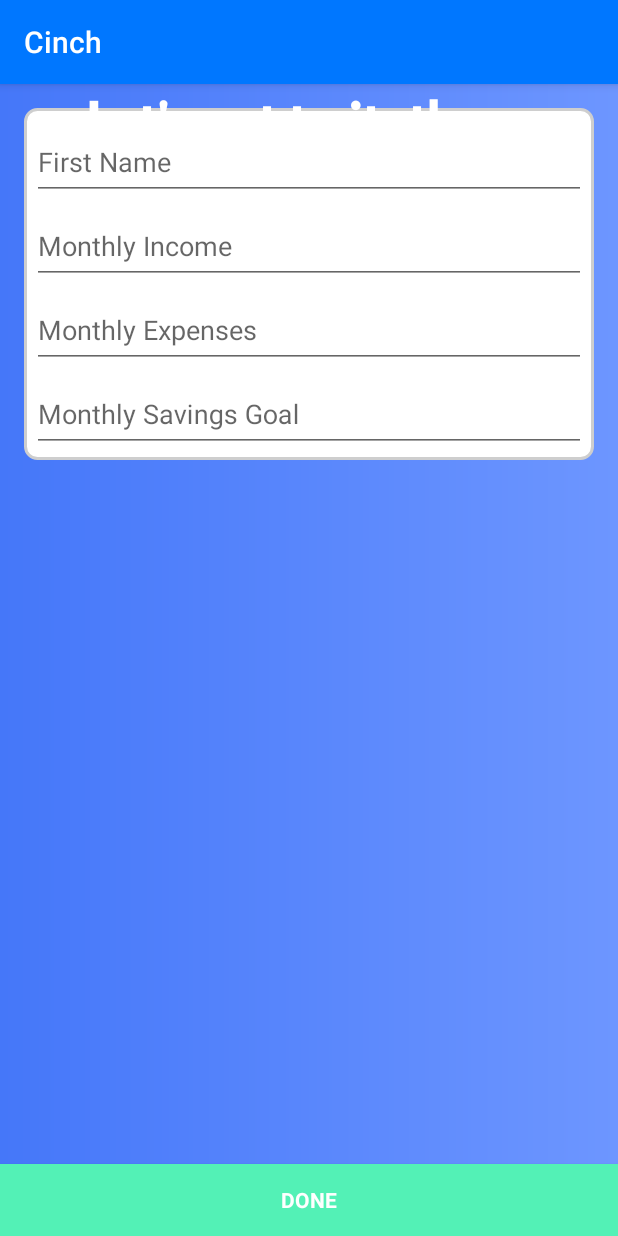
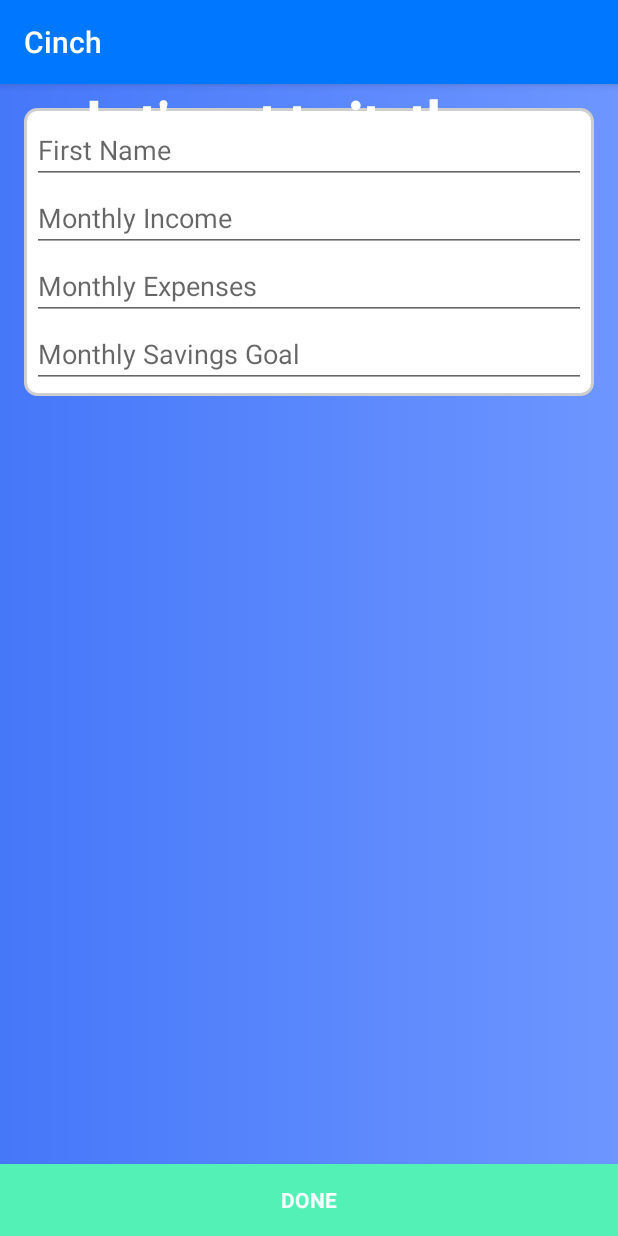
Before and after one commit to lucasventures/cinch, an Android app: the SimpleStartActivity screen opened directly, with no data from a screen before it, on a phone screen of 412 x 824 dp. Run offline under Robolectric (Android 15) with nearby library versions, the phone set to English and light mode, and no system bars.

Commit message:
app launch fixes

```diff
--- a/app/build.gradle
+++ b/app/build.gradle
@@ -31,7 +31,7 @@ android {
 
 dependencies {
     def support_lib = "29.0.3"
-    compile fileTree(dir: 'libs', include: ['*.jar'])
+    implementation fileTree(dir: 'libs', include: ['*.jar'])
 
     implementation 'androidx.appcompat:appcompat:1.1.0'
     implementation 'com.google.android.material:material:1.1.0'
--- a/app/src/main/res/layout/activity_financial_calibration.xml
+++ b/app/src/main/res/layout/activity_financial_calibration.xml
@@ -7,11 +7,11 @@
     app:theme="@style/AppTheme"
     tools:context=".activities.IntroductionActivity">
 
-    <androidx.core.view.ViewPager
+    <androidx.viewpager.widget.ViewPager
         android:id="@+id/finPager"
         android:layout_width="match_parent"
         android:layout_height="match_parent">
-    </androidx.core.view.ViewPager>
+    </androidx.viewpager.widget.ViewPager>
 
     <LinearLayout
         android:layout_width="100dp"
--- a/app/src/main/res/layout/activity_simple_start.xml
+++ b/app/src/main/res/layout/activity_simple_start.xml
@@ -20,12 +20,6 @@
             android:padding="5dp">
 
 
-            <android.support.design.widget.TextInputLayout
-                android:id="@+id/input_name"
-                android:layout_width="match_parent"
-                android:layout_height="wrap_content"
-                android:gravity="start">
-
                 <EditText
                     android:id="@+id/name"
                     android:windowSoftInputMode="stateHidden"
@@ -38,16 +32,6 @@
                     android:maxLines="1"
                     android:singleLine="true"
                     android:gravity="start" />
-
-            </android.support.design.widget.TextInputLayout>
-
-            <android.support.design.widget.TextInputLayout
-                android:id="@+id/input_monthly"
-
-                android:layout_width="match_parent"
-                android:layout_height="wrap_content"
-
-                android:gravity="start">
 
                 <EditText
                     android:id="@+id/monthly"
@@ -62,15 +46,7 @@
                     android:singleLine="true"
                     android:gravity="start" />
 
-            </android.support.design.widget.TextInputLayout>
 
-            <android.support.design.widget.TextInputLayout
-                android:id="@+id/input_exp"
-
-                android:layout_width="match_parent"
-                android:layout_height="wrap_content"
-
-                android:gravity="start">
 
                 <EditText
                     android:id="@+id/monthly_exp"
@@ -85,15 +61,6 @@
                     android:singleLine="true"
                     android:gravity="start" />
 
-            </android.support.design.widget.TextInputLayout>
-
-            <android.support.design.widget.TextInputLayout
-                android:id="@+id/input_save"
-                android:layout_width="match_parent"
-                android:layout_height="wrap_content"
-
-                android:gravity="start">
-
                 <EditText
                     android:id="@+id/savings"
                     android:windowSoftInputMode="stateHidden"
@@ -107,7 +74,6 @@
                     android:singleLine="true"
                     android:gravity="start" />
 
-            </android.support.design.widget.TextInputLayout>
         </LinearLayout>
 
     <Button
--- a/app/src/main/res/layout/card_view_trans_list.xml
+++ b/app/src/main/res/layout/card_view_trans_list.xml
@@ -1,5 +1,5 @@
 <?xml version="1.0" encoding="utf-8"?>
-<android.support.v7.widget.CardView
+<androidx.cardview.widget.CardView
     android:id="@+id/main_card"
     xmlns:android="http://schemas.android.com/apk/res/android"
     xmlns:card_view="http://schemas.android.com/apk/res-auto"
@@ -91,4 +91,4 @@
 
     </RelativeLayout>
 
-</android.support.v7.widget.CardView>
+</androidx.cardview.widget.CardView>
--- a/app/src/main/res/layout/cardview_goals.xml
+++ b/app/src/main/res/layout/cardview_goals.xml
@@ -1,4 +1,4 @@
-<android.support.v7.widget.CardView
+<androidx.cardview.widget.CardView
     android:id="@+id/card_view"
     xmlns:android="http://schemas.android.com/apk/res/android"
     xmlns:card_view="http://schemas.android.com/apk/res-auto"
@@ -76,4 +76,4 @@
     </LinearLayout>
 
 
-</android.support.v7.widget.CardView>
+</androidx.cardview.widget.CardView>
--- a/app/src/main/res/layout/cardview_pie.xml
+++ b/app/src/main/res/layout/cardview_pie.xml
@@ -1,4 +1,4 @@
-<android.support.v7.widget.CardView
+<androidx.cardview.widget.CardView
     android:id="@+id/card_view"
     xmlns:android="http://schemas.android.com/apk/res/android"
     xmlns:card_view="http://schemas.android.com/apk/res-auto"
@@ -45,4 +45,4 @@
     </RelativeLayout>
 
 
-</android.support.v7.widget.CardView>
+</androidx.cardview.widget.CardView>
--- a/app/src/main/res/layout/cardview_recent_transactions.xml
+++ b/app/src/main/res/layout/cardview_recent_transactions.xml
@@ -1,5 +1,5 @@
 <?xml version="1.0" encoding="utf-8"?>
-<android.support.v7.widget.CardView
+<androidx.cardview.widget.CardView
     android:id="@+id/card_view"
     xmlns:android="http://schemas.android.com/apk/res/android"
     xmlns:card_view="http://schemas.android.com/apk/res-auto"
@@ -126,4 +126,4 @@
 
     </RelativeLayout>
 
-</android.support.v7.widget.CardView>
+</androidx.cardview.widget.CardView>
--- a/app/src/main/res/layout/cardview_summary.xml
+++ b/app/src/main/res/layout/cardview_summary.xml
@@ -1,4 +1,4 @@
-<android.support.v7.widget.CardView
+<androidx.cardview.widget.CardView
     android:id="@+id/card_view"
     xmlns:android="http://schemas.android.com/apk/res/android"
     xmlns:card_view="http://schemas.android.com/apk/res-auto"
@@ -23,4 +23,4 @@
         android:gravity="center"
         android:textColor="@color/brand_charcoal"
         />
-   </android.support.v7.widget.CardView>
+   </androidx.cardview.widget.CardView>
--- a/build.gradle
+++ b/build.gradle
@@ -17,6 +17,6 @@ allprojects {
     }
 }
 
-task clean(type: Delete) {
-    delete rootProject.buildDir
-}
+//task clean(type: Delete) {
+//    delete rootProject.buildDir
+//}
```
Also changed, not shown: app/src/main/java/lucas/ventures/cinch/activities/MainActivity.java (+30 -41 lines), app/src/main/res/layout/activity_main.xml (+25 -38 lines), app/src/main/res/layout/fragment_notepad.xml (+5 -5 lines), app/src/main/res/layout/fragment_summary.xml (+16 -17 lines), 2698 other files.
